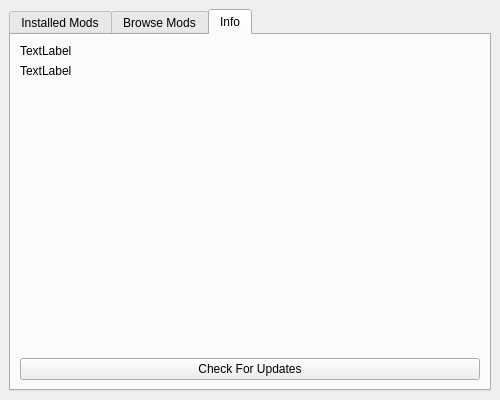
Above: UI/InstanceWindow.ui from OpenMineMods/OpenMineMods before the change. Below: the same form after it.
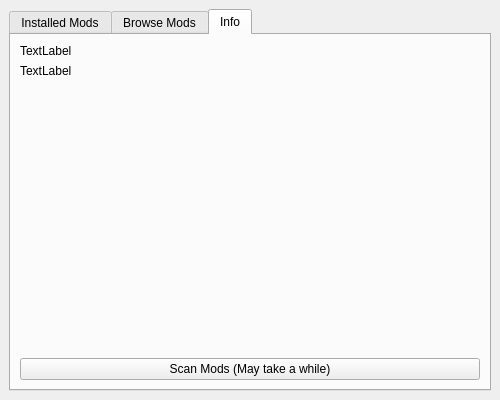
That is the form after the change. The open tabs and pages were chosen to show the change. Icons and pictures are not drawn.

Commit message: mod scanning

Diff of the .ui file:
```diff
--- a/UI/InstanceWindow.ui
+++ b/UI/InstanceWindow.ui
@@ -182,7 +182,7 @@
         <item>
          <widget class="QPushButton" name="pack_update">
           <property name="text">
-           <string>Check For Updates</string>
+           <string>Scan Mods (May take a while)</string>
           </property>
          </widget>
         </item>
```
Left out of the diff: 2 changed lines with no effect on the pictures. The commit also changes 2 other files.
